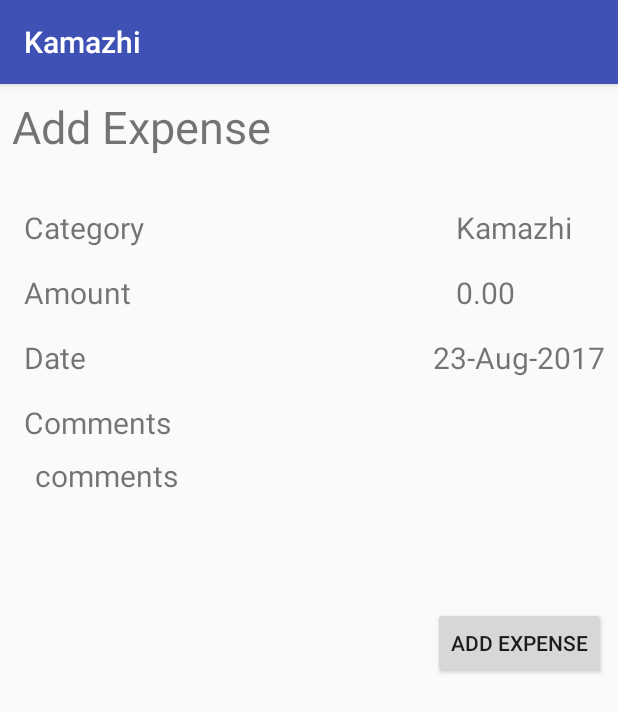
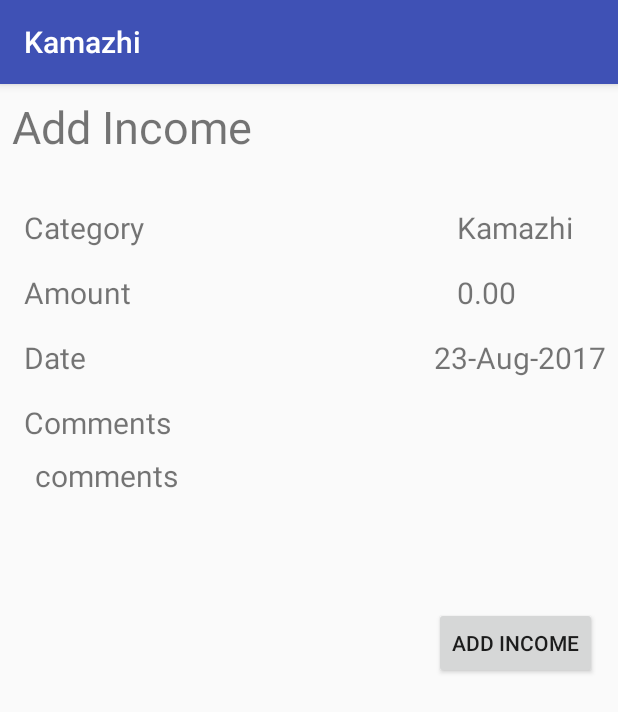
Before and after one commit to sathishid/kamazhi, an Android app: the screen it shows after launch (AddExpenseActivity), after a tap on "ADD INCOME", on a phone screen of 412 x 824 dp. Shown: the top 712 px of the screen. Run offline under Robolectric (Android 15) with nearby library versions, the phone set to English and light mode, and no system bars.

```diff
--- a/src/Kamazhi/app/src/main/java/com/sathishbabur/kamazhi_accounting/AddExpenseActivity.java
+++ b/src/Kamazhi/app/src/main/java/com/sathishbabur/kamazhi_accounting/AddExpenseActivity.java
@@ -5,73 +5,103 @@ import android.content.Intent;
 import android.support.v7.app.AppCompatActivity;
 import android.os.Bundle;
 import android.view.View;
+import android.widget.Button;
 import android.widget.TextView;
 
 public class AddExpenseActivity extends AppCompatActivity {
 
-    public static final int CATEGORY=1;
-    public static final int AMOUNT=2;
-    public static final int DATE =3;
-    public static final int COMMENTS=4;
+    public static final int CATEGORY = 1;
+    public static final int AMOUNT = 2;
+    public static final int DATE = 3;
+    public static final int COMMENTS = 4;
 
     @Override
     protected void onCreate(Bundle savedInstanceState) {
         super.onCreate(savedInstanceState);
         setContentView(R.layout.activity_add_expense);
+        updatePageType();
+    }
+
+    protected void updatePageType() {
+        int requestCode = getIntent().getIntExtra("requestCode", 1);
+        TextView txtTitle = (TextView) findViewById(R.id.txtTitle);
+        Button btnTransaction=(Button) findViewById(R.id.btnTransaction);
+        switch (requestCode) {
+            case HomeActivity.Expense:
+                txtTitle.setText(R.string.add_expense);
+                btnTransaction.setText(R.string.add_expense);
+                break;
+            case HomeActivity.Income:
+                txtTitle.setText(R.string.add_income);
+                btnTransaction.setText(R.string.add_income);
+                break;
+        }
     }
 
     @Override
     protected void onActivityResult(int requestCode, int resultCode, Intent data) {
-        if(resultCode==Activity.RESULT_OK) {
-            updateItem(requestCode,data);
+        if (resultCode == Activity.RESULT_OK) {
+            updateItem(requestCode, data);
         }
         super.onActivityResult(requestCode, resultCode, data);
     }
-    protected void updateItem(int requestCode,Intent intent)
-    {
+
+    protected void updateItem(int requestCode, Intent intent) {
         TextView view;
-        switch (requestCode)
-        {
+        switch (requestCode) {
             case CATEGORY:
-                view=(TextView)findViewById(R.id.txtCategory);
+                view = (TextView) findViewById(R.id.txtCategory);
                 view.setText(intent.getStringExtra("result"));
                 break;
             case AMOUNT:
-                view=(TextView)findViewById(R.id.txtAmount);
+                view = (TextView) findViewById(R.id.txtAmount);
                 view.setText(intent.getStringExtra("result"));
                 break;
             case DATE:
-                view=(TextView)findViewById(R.id.txtDate);
+                view = (TextView) findViewById(R.id.txtDate);
                 view.setText(intent.getStringExtra("result"));
                 break;
             case COMMENTS:
-                view=(TextView)findViewById(R.id.txtComments);
+                view = (TextView) findViewById(R.id.txtComments);
                 view.setText(intent.getStringExtra("result"));
                 break;
         }
     }
 
     public void getCategory(View view) {
-        Intent intent=new Intent(this,HelperActivity.class);
-        intent.putExtra("type",HelperActivity.TEXT);
+        Intent intent = new Intent(this, HelperActivity.class);
+        intent.putExtra("type", HelperActivity.TEXT);
         startActivityForResult(intent, CATEGORY);
     }
 
     public void getDate(View view) {
-        Intent intent=new Intent(this,DateHelperActivity.class);
-        intent.putExtra("type",HelperActivity.DATE);
+        Intent intent = new Intent(this, DateHelperActivity.class);
+        intent.putExtra("type", HelperActivity.DATE);
         startActivityForResult(intent, DATE);
     }
 
     public void getAmount(View view) {
-        Intent intent=new Intent(this,HelperActivity.class);
-        intent.putExtra("type",HelperActivity.NUMERIC);
+        Intent intent = new Intent(this, HelperActivity.class);
+        intent.putExtra("type", HelperActivity.NUMERIC);
         startActivityForResult(intent, AMOUNT);
     }
 
     public void getComments(View view) {
-        Intent intent=new Intent(this,HelperActivity.class);
-        intent.putExtra("type",HelperActivity.TEXT);
+        Intent intent = new Intent(this, HelperActivity.class);
+        intent.putExtra("type", HelperActivity.TEXT);
         startActivityForResult(intent, COMMENTS);
     }
+
+    protected Intent getResultIntent() {
+        Intent intent = new Intent();
+        TextView txtView = (TextView) findViewById(R.id.txtAmount);
+        double dblValue = Double.parseDouble(txtView.getText().toString());
+        intent.putExtra("dblValue", dblValue);
+        return intent;
+    }
+
+    public void sendResultBack(View view) {
+        setResult(Activity.RESULT_OK, getResultIntent());
+        finish();
+    }
 }
--- a/src/Kamazhi/app/src/main/java/com/sathishbabur/kamazhi_accounting/HomeActivity.java
+++ b/src/Kamazhi/app/src/main/java/com/sathishbabur/kamazhi_accounting/HomeActivity.java
@@ -1,21 +1,63 @@
 package com.sathishbabur.kamazhi_accounting;
 
+import android.app.Activity;
 import android.content.Intent;
 import android.support.v7.app.AppCompatActivity;
 import android.os.Bundle;
+import android.text.InputType;
 import android.view.View;
+import android.widget.TextView;
+
+import com.sathishbabur.kamazhi_accounting.model.HomeViewModel;
 
 public class HomeActivity extends AppCompatActivity {
-
+    public static final int Expense=1;
+    public static final int Income=2;
+    HomeViewModel homeViewModel;
     @Override
     protected void onCreate(Bundle savedInstanceState) {
         super.onCreate(savedInstanceState);
         setContentView(R.layout.activity_home);
+        homeViewModel=new HomeViewModel();
+        updateBalance();
+    }
+    @Override
+    protected void onActivityResult(int requestCode, int resultCode, Intent data) {
+        if(resultCode== Activity.RESULT_OK) {
+            updateTranasction(requestCode,data);
+            updateBalance();
+        }
+        super.onActivityResult(requestCode, resultCode, data);
+    }
+    public void updateTranasction(int requestCode,Intent data)
+    {
+        switch (requestCode)
+        {
+            case Expense:
+                homeViewModel.sub(data.getDoubleExtra("dblValue",0));
+                break;
+            case Income:
+                homeViewModel.sum(data.getDoubleExtra("dblValue",0));
+                break;
+        }
+
+    }
+    public void updateBalance()
+    {
+        TextView balanceView=(TextView) findViewById(R.id.txtBalance);
+        balanceView.setText(homeViewModel.getBalanceAmount()+"");
+    }
+    public void addExpense(View view) {
+        doTransaction(Expense);
+    }
+    public void addIncome(View view)
+    {
+        doTransaction(Income);
+    }
+    public void doTransaction(int pageType){
+        Intent intent=new Intent(this,AddExpenseActivity.class);
+        intent.putExtra("requestCode",pageType);
+        startActivityForResult(intent,pageType);
     }
 
-    public void addExpense(View view) {
-        Intent intent=new Intent(this,AddExpenseActivity.class);
-        startActivity(intent);
-
-    }
 }
--- a/src/Kamazhi/app/src/main/res/layout/activity_add_expense.xml
+++ b/src/Kamazhi/app/src/main/res/layout/activity_add_expense.xml
@@ -32,7 +32,8 @@
             android:layout_marginBottom="25dp"
             android:clickable="true"
             android:text="@string/add_expense"
-            android:textSize="30sp" />
+            android:textSize="30sp"
+            android:id="@+id/txtTitle"/>
 
         <GridLayout
             android:layout_width="match_parent"
@@ -132,9 +133,10 @@
             <Button
                 android:layout_width="wrap_content"
                 android:layout_height="wrap_content"
+                android:id="@+id/btnTransaction"
                 android:text="@string/add_expense"
                 android:layout_column="2"
-
+                android:onClick="sendResultBack"
                 />
         </GridLayout>
 
--- a/src/Kamazhi/build.gradle
+++ b/src/Kamazhi/build.gradle
@@ -5,7 +5,7 @@ buildscript {
         jcenter()
     }
     dependencies {
-        classpath 'com.android.tools.build:gradle:2.3.3'
+        classpath 'com.android.tools.build:gradle:3.0.0'
 
         // NOTE: Do not place your application dependencies here; they belong
         // in the individual module build.gradle files
```
Also changed, not shown: src/Kamazhi/app/src/main/res/layout/activity_home.xml (+9 -5 lines), src/Kamazhi/gradle/wrapper/gradle-wrapper.properties, 1 other file.
